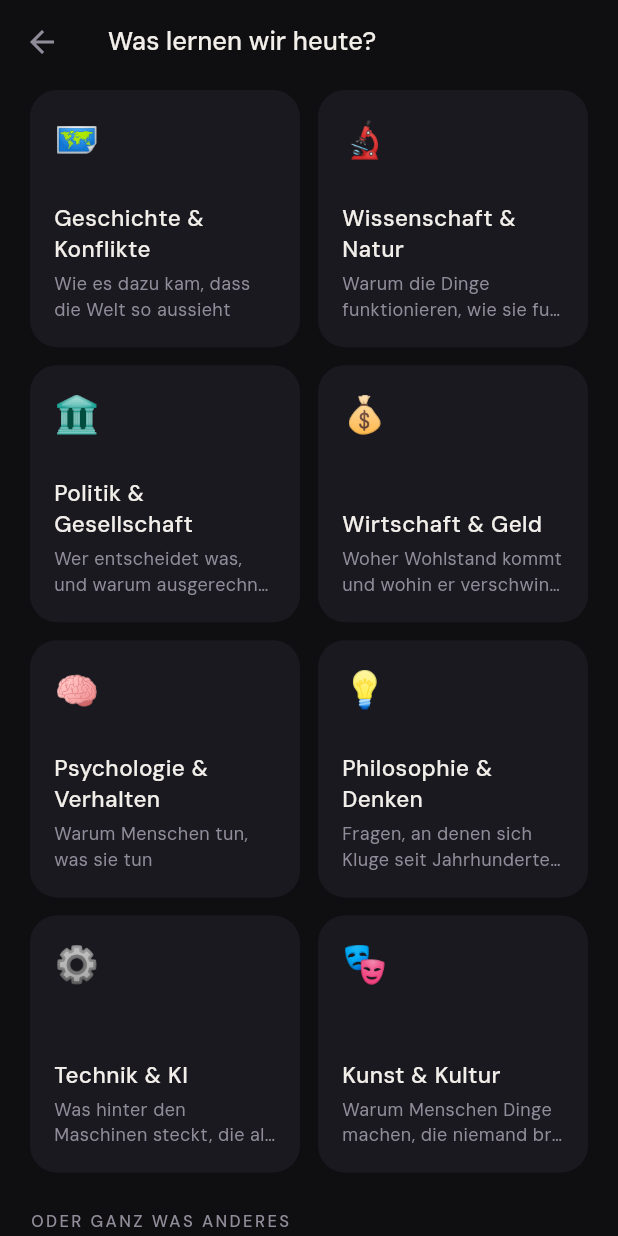
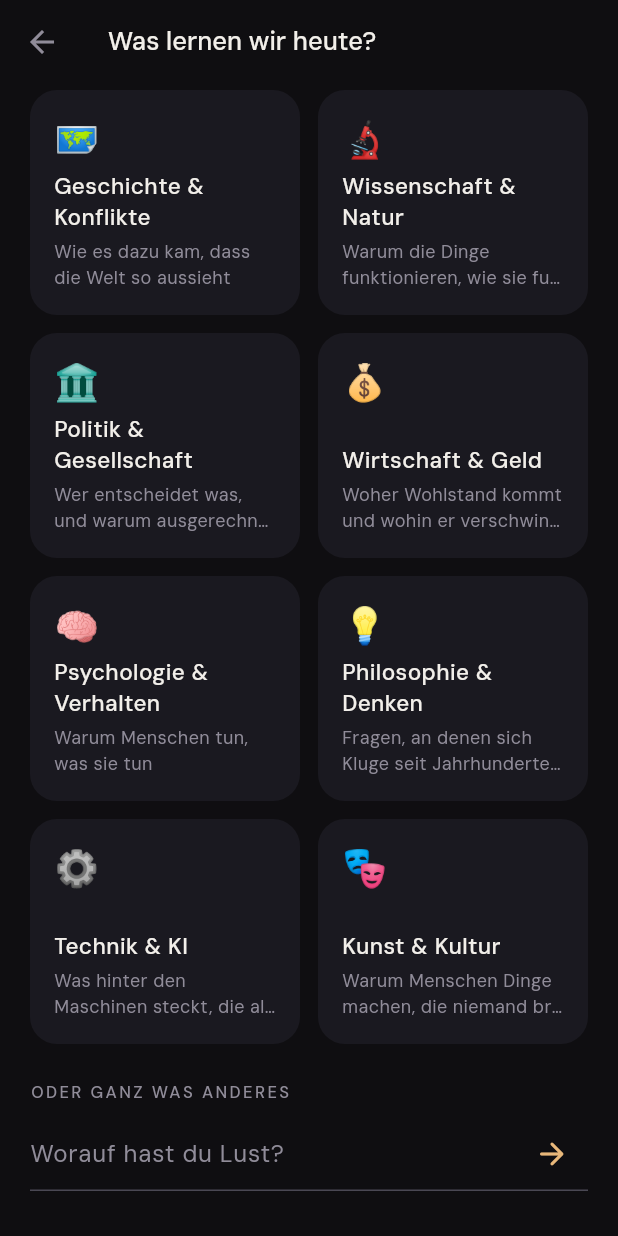
Before and after one commit to libaum/grasp, a Flutter app: the DiscoverScreen screen opened directly, on a phone screen of 412 x 824 dp. Run offline on Flutter 3.47's test engine with Material 3 defaults, Android fonts, the phone set to English and light mode, and no system bars; our stand-ins replace shared_preferences; missing offline and left inert: deepgram_speech_to_text, record; accounts and stored records are empty.

Commit message:
Fix overflow in the category tiles

```diff
--- a/lib/screens/discover_screen.dart
+++ b/lib/screens/discover_screen.dart
@@ -106,13 +106,18 @@ class _DiscoverScreenState extends State<DiscoverScreen> {
     return ListView(
       padding: const EdgeInsets.fromLTRB(20, 4, 20, 28),
       children: [
-        GridView.count(
-          crossAxisCount: 2,
+        GridView(
           shrinkWrap: true,
           physics: const NeverScrollableScrollPhysics(),
+          // Feste Höhe statt Seitenverhältnis, und sie wächst mit der
+          // Systemschriftgröße mit – sonst läuft die Kachel unten über.
+          gridDelegate: SliverGridDelegateWithFixedCrossAxisCount(
+            crossAxisCount: 2,
             mainAxisSpacing: 12,
             crossAxisSpacing: 12,
-          childAspectRatio: 1.05,
+            mainAxisExtent:
+                150 * MediaQuery.textScalerOf(context).scale(1).clamp(1.0, 2.0),
+          ),
           children: [
             for (final category in LearningCategory.all)
               _CategoryTile(
@@ -246,18 +251,25 @@ class _CategoryTile extends StatelessWidget {
             mainAxisAlignment: MainAxisAlignment.spaceBetween,
             children: [
               Text(category.emoji, style: const TextStyle(fontSize: 24)),
-              Column(
+              Flexible(
+                child: Column(
                   crossAxisAlignment: CrossAxisAlignment.start,
+                  mainAxisSize: MainAxisSize.min,
                   children: [
                     Text(category.name,
+                        maxLines: 2,
+                        overflow: TextOverflow.ellipsis,
                         style: AppTheme.medium
                             .copyWith(fontSize: 15, color: AppTheme.text)),
                     const SizedBox(height: 5),
-                  Text(category.hint,
+                    Flexible(
+                      child: Text(category.hint,
                           maxLines: 2,
                           overflow: TextOverflow.ellipsis,
                           style: AppTheme.caption.copyWith(fontSize: 12)),
+                    ),
                   ],
+                ),
               ),
             ],
           ),
```
Also changed, not shown: 1 other file. Lines whose indentation alone changed are shown as unchanged.
